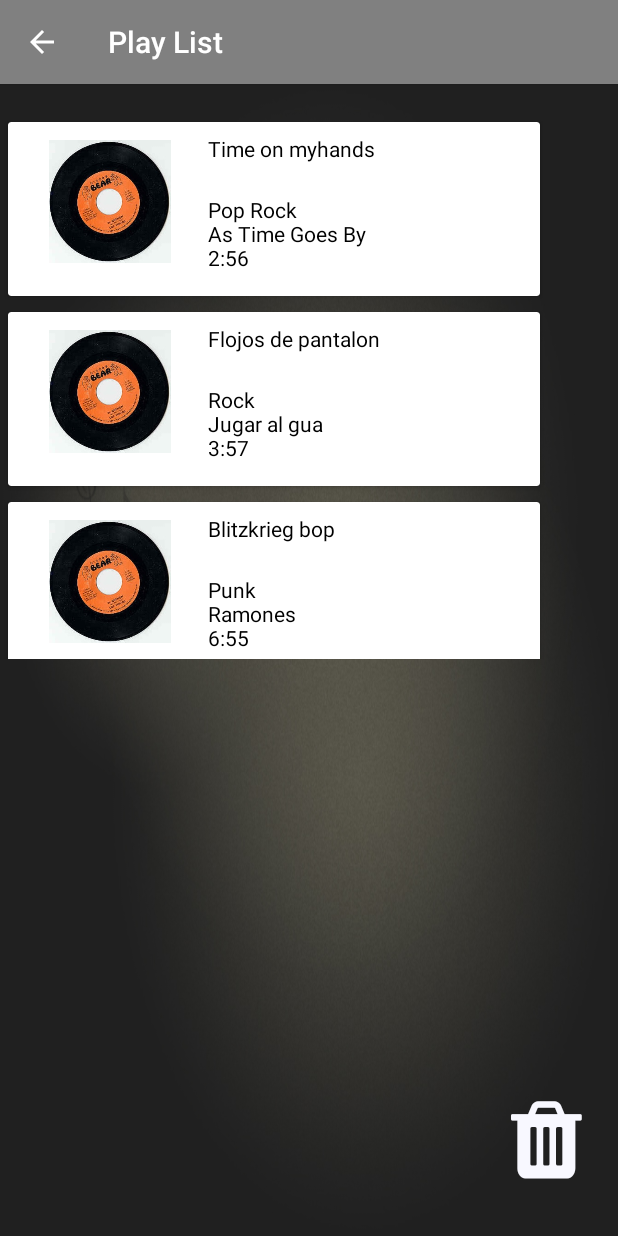
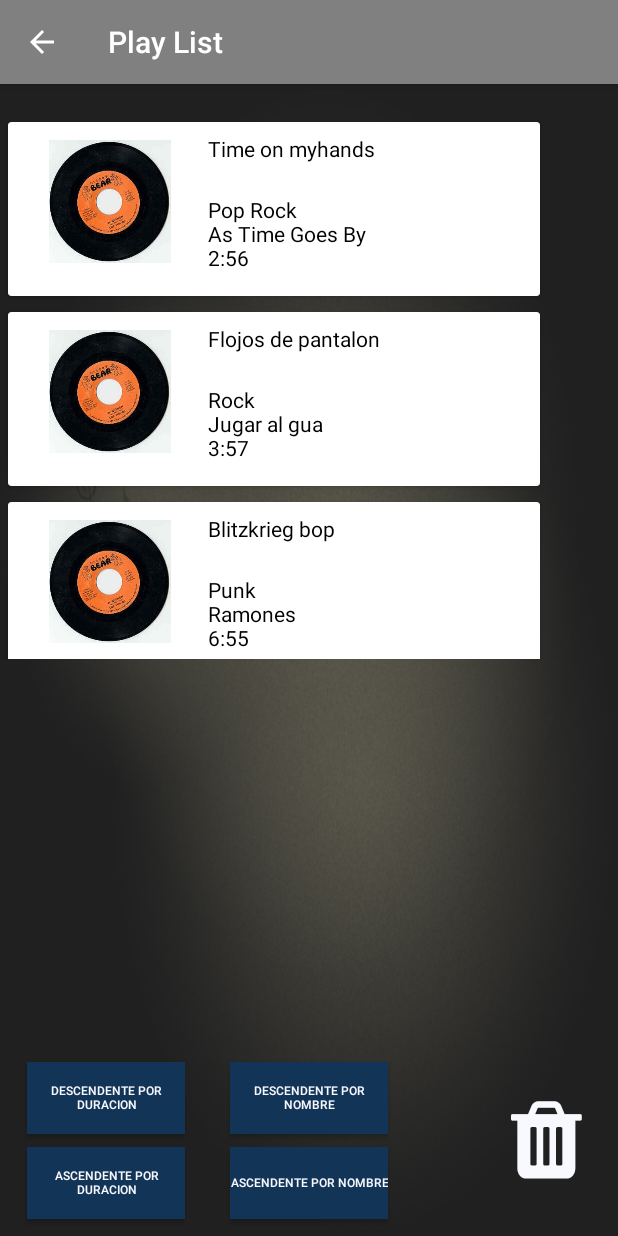
Before and after one commit to bkevin1052/Laboratorio1_ED2, an Android app: the PlayListActivity screen opened directly, with no data from a screen before it, on a phone screen of 412 x 824 dp. Run offline under Robolectric (Android 15) with nearby library versions, the phone set to English and light mode, and no system bars.

Commit message:
Agregando orden ASCENDENTE/DESCENDENTE en playlist

```diff
--- a/app/src/main/java/com/laboratoriorepaso/kevin/laboratoriorepaso/PlayListActivity.java
+++ b/app/src/main/java/com/laboratoriorepaso/kevin/laboratoriorepaso/PlayListActivity.java
@@ -6,6 +6,7 @@ import android.support.v7.app.AlertDialog;
 import android.support.v7.app.AppCompatActivity;
 import android.support.v7.widget.LinearLayoutManager;
 import android.support.v7.widget.RecyclerView;
+import android.widget.Button;
 import android.widget.TextView;
 import android.widget.Toast;
 
@@ -13,14 +14,18 @@ import com.laboratoriorepaso.adaptador.AdapterPlayList;
 import com.laboratoriorepaso.clases.Cancion;
 
 import java.util.ArrayList;
+import java.util.Collection;
+import java.util.Collections;
+import java.util.LinkedList;
 import java.util.List;
 
 public class PlayListActivity extends AppCompatActivity {
 
     RecyclerView recyclerViewCancion;
     AdapterPlayList adapterPlayList;
+    TextView eliminar;
 
-    TextView eliminar;
+    Button btn1, btn2,btn3,btn4;
     public static List<Cancion> playList= new ArrayList<>();
     @Override
     protected void onCreate(Bundle savedInstanceState) {
@@ -28,6 +33,10 @@ public class PlayListActivity extends AppCompatActivity {
         setContentView(R.layout.activity_play_list);
 
         eliminar = (TextView)findViewById(R.id.eliminar);
+        btn1 = (Button)findViewById(R.id.DescendentePorDuracion);
+        btn2 = (Button)findViewById(R.id.AscendentePorDuracion);
+        btn3 = (Button)findViewById(R.id.DescendentePorNombre);
+        btn4 = (Button)findViewById(R.id.AscendentePorNombre);
 
         recyclerViewCancion = (RecyclerView) findViewById(R.id.RecyclerViewPlayList);
         recyclerViewCancion.setLayoutManager(new LinearLayoutManager(this));
@@ -53,5 +62,26 @@ public class PlayListActivity extends AppCompatActivity {
             Toast.makeText(getApplicationContext(),"Reproduciendo cancion",Toast.LENGTH_SHORT).show();
         });
 
+        btn1.setOnClickListener(view ->{
+            Collections.sort(playList, (o1, o2) -> o2.getDuracion().compareToIgnoreCase(o1.getDuracion()));
+            adapterPlayList.eliminar(playList);
+        });
+
+        btn2.setOnClickListener(view ->{
+            Collections.sort(playList, (o1, o2) -> o1.getDuracion().compareToIgnoreCase(o2.getDuracion()));
+            adapterPlayList.eliminar(playList);
+        });
+
+        btn3.setOnClickListener(view ->{
+            Collections.sort(playList, (o1, o2) -> o2.getNombre().compareToIgnoreCase(o1.getNombre()));
+            adapterPlayList.eliminar(playList);
+        });
+
+        btn4.setOnClickListener(view ->{
+            Collections.sort(playList, (o1, o2) -> o1.getNombre().compareToIgnoreCase(o2.getNombre()));
+            adapterPlayList.eliminar(playList);
+        });
+
+
     }
 }
--- a/app/src/main/res/layout/activity_play_list.xml
+++ b/app/src/main/res/layout/activity_play_list.xml
@@ -29,4 +29,55 @@
         android:textSize="60dp"
         android:textColor="#F8F8FF"/>
 
+    <Button
+        android:id="@+id/DescendentePorDuracion"
+        android:layout_width="105dp"
+        android:layout_height="wrap_content"
+        android:layout_alignParentBottom="true"
+        android:layout_alignParentStart="true"
+        android:layout_marginBottom="68dp"
+
+        android:layout_marginStart="18dp"
+        android:background="#123456"
+        android:text="Descendente por Duracion"
+        android:textColor="#F8F8FF"
+        android:textSize="8dp" />
+
+    <Button
+        android:id="@+id/AscendentePorDuracion"
+        android:layout_width="105dp"
+        android:layout_height="wrap_content"
+
+        android:layout_alignParentBottom="true"
+        android:layout_alignStart="@+id/DescendentePorDuracion"
+        android:layout_marginBottom="11dp"
+        android:background="#123456"
+        android:text="Ascendente por Duracion"
+        android:textColor="#F8F8FF"
+        android:textSize="8dp" />
+
+    <Button
+        android:id="@+id/DescendentePorNombre"
+        android:layout_width="105dp"
+        android:layout_height="wrap_content"
+
+        android:layout_alignTop="@+id/DescendentePorDuracion"
+        android:layout_centerHorizontal="true"
+        android:background="#123456"
+        android:text="Descendente por Nombre"
+        android:textColor="#F8F8FF"
+        android:textSize="8dp" />
+
+    <Button
+        android:id="@+id/AscendentePorNombre"
+        android:layout_width="105dp"
+        android:layout_height="wrap_content"
+
+        android:layout_alignTop="@+id/AscendentePorDuracion"
+        android:layout_centerHorizontal="true"
+        android:background="#123456"
+        android:text="Ascendente por Nombre"
+        android:textColor="#F8F8FF"
+        android:textSize="8dp" />
+
 </RelativeLayout>
```
